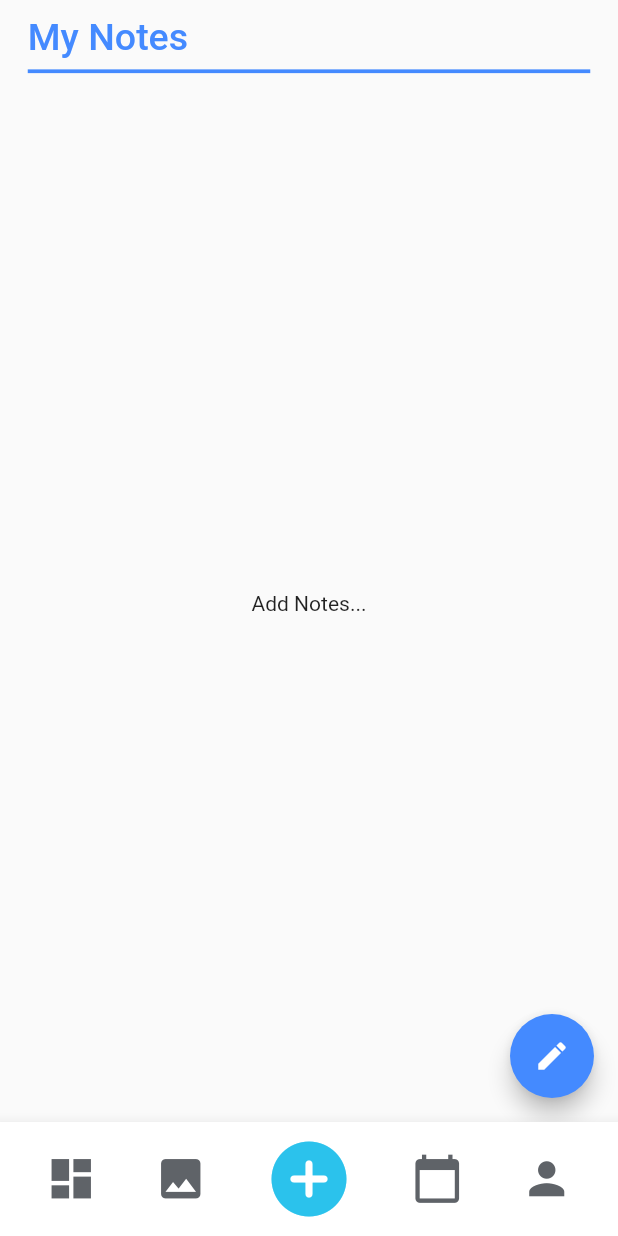
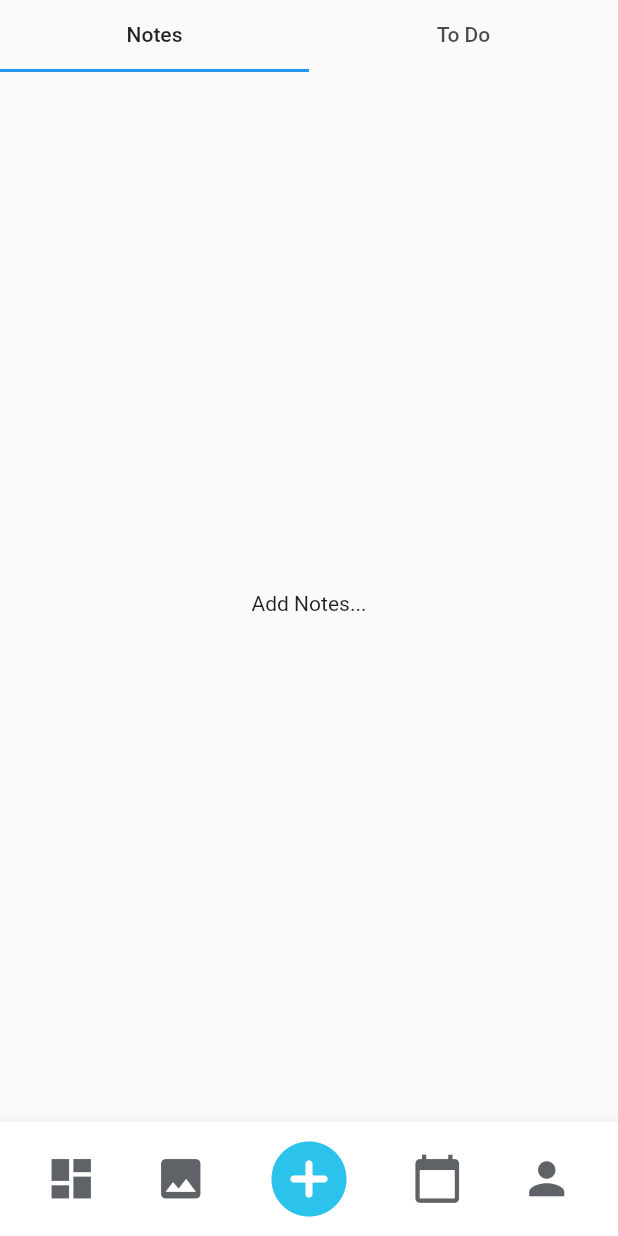
Before and after one commit to Ervin-Halgand/Note-Illustrator, a Flutter app: the DashBoardPage screen opened by its route, on a phone screen of 412 x 824 dp. Run offline on Flutter 3.47's test engine with Material 2 defaults, Android fonts, the phone set to English and light mode, and no system bars; our stand-ins replace auto_size_text, flutter_svg; missing offline and left inert: flappy_search_bar.

Commit message:
We retrieve our real note and display it, starting the appBar(tabBar)

```diff
--- a/lib/pages/DashBoardPage.dart
+++ b/lib/pages/DashBoardPage.dart
@@ -1,36 +1,71 @@
 import 'package:flutter/material.dart';
 import 'package:note_illustrator/widgets/BottomAppBar.dart';
-import 'package:flappy_search_bar/flappy_search_bar.dart';
+// import 'package:flappy_search_bar/flappy_search_bar.dart';
 import '../widgets/Notes.dart';
+// import './NoteManager.dart';
+import './ShowNote.dart';
+import '../widgets/NotesPage.dart';
 
 class DashBoardPage extends StatefulWidget {
+  const DashBoardPage({Key? key}) : super(key: key);
   @override
   _DashBoardPageState createState() => _DashBoardPageState();
 }
 
-class _DashBoardPageState extends State<DashBoardPage> {
-	@override
-	Widget build(BuildContext context) {
-		return Scaffold(
-			bottomNavigationBar: BottomAppBarWidget(),
-			// body: Center(child: Text('hello')));
-			body: Center(child: NotesPage()));
-		// 	body: Center(
-		// 		child: Column(
-		// 			mainAxisAlignment: MainAxisAlignment.spaceEvenly,
-		// 			children: [
-		// 				SearchBar(),
-		// 				NotesPage()
-		// 			// Expanded(
-		// 			// child: Padding(
-		// 			//   padding: const EdgeInsets.all(20.0),
-		// 			//   child: SearchBar(),)
-		// 			// child: NotesPage()
-		// 			// )
-		// 			]
-		// 			// )
-		// 			//  NotePages()
-		// 			)),
-		// );
-	}
+class _DashBoardPageState extends State<DashBoardPage>
+    with TickerProviderStateMixin {
+  late TabController _tabController;
+
+  @override
+  void initState() {
+    super.initState();
+    _tabController = TabController(length: 2, vsync: this);
+  }
+
+  @override
+  Widget build(BuildContext context) {
+    return Scaffold(
+      bottomNavigationBar: BottomAppBarWidget(),
+      appBar: AppBar(
+        automaticallyImplyLeading: false,
+        backgroundColor: Colors.transparent,
+        elevation: 0,
+        titleSpacing: 0.00,
+        flexibleSpace: SafeArea(
+          child: TabBar(
+            controller: _tabController,
+            tabs: <Widget>[
+              Tab(
+                text: "Notes",
+              ),
+              Tab(
+                text: "To Do",
+              ),
+            ],
+          ),
+        ),
+      ),
+      body: SafeArea(
+        child: TabBarView(
+          controller: _tabController,
+          children: <Widget>[
+            Center(
+              child: noteHeading.length > 0
+                  ? ShowNote()
+                  : Center(child: Text("Add Notes...")),
+            ),
+            Center(
+              child: Text('It\'s rainy here'),
+            ),
+          ],
+        ),
+      ),
+      // body: SafeArea(
+      //   // child: Center(child: NotesPage())
+      //   child: noteHeading.length > 0
+      //       ? ShowNote()
+      //       : Center(child: Text("Add Notes...")),
+      // ),
+    );
+  }
 }
--- a/lib/widgets/BottomAppBar.dart
+++ b/lib/widgets/BottomAppBar.dart
@@ -4,7 +4,7 @@ import 'package:note_illustrator/routes/router.dart' as router;
 
 class BottomAppBarWidget extends StatelessWidget {
   const BottomAppBarWidget({
-    Key key,
+    Key? key,
   }) : super(key: key);
 
   @override
--- a/lib/widgets/NotesPage.dart
+++ b/lib/widgets/NotesPage.dart
@@ -2,18 +2,18 @@ import 'package:flutter/material.dart';
 
 final List<String> noteDescription = [];
 final List<String> noteHeading = [];
+final List<String> noteDate = [];
 TextEditingController noteHeadingController = new TextEditingController();
 TextEditingController noteDescriptionController = new TextEditingController();
 FocusNode textSecondFocusNode = new FocusNode();
 
-int notesHeaderMaxLenth = 25;
-int notesDescriptionMaxLines = 10;
-int notesDescriptionMaxLenth;
+int notesHeaderMaxLenth = 2500;
+int notesDescriptionMaxLines = 1000;
+// int notesDescriptionMaxLenth;
 String deletedNoteHeading = "";
 String deletedNoteDescription = "";
 
-
-List<Color> noteColor = [
+List<Color?> noteColor = [
   Colors.pink[50],
   Colors.green[50],
   Colors.blue[50],
@@ -25,7 +25,8 @@ List<Color> noteColor = [
   Colors.teal[50],
   Colors.purple[50],
 ];
-List<Color> noteMarginColor = [
+
+List<Color?> noteMarginColor = [
   Colors.pink[300],
   Colors.green[300],
   Colors.blue[300],
--- a/pubspec.yaml
+++ b/pubspec.yaml
@@ -18,7 +18,7 @@ publish_to: 'none' # Remove this line if you wish to publish to pub.dev
 version: 1.0.0+1
 
 environment:
-  sdk: ">=2.7.0 <3.0.0"
+  sdk: ">=2.12.0 <3.0.0"
 
 dependencies:
   flutter:
```
Also changed, not shown: lib/pages/HabitPage.dart (+7 -3 lines), lib/pages/HomePage.dart (+7 -7 lines), lib/pages/NoteManager.dart (+22 -3 lines), lib/pages/ShowNote.dart (added, +180 -0 lines), lib/widgets/Notes.dart (+36 -24 lines), pubspec.lock.
